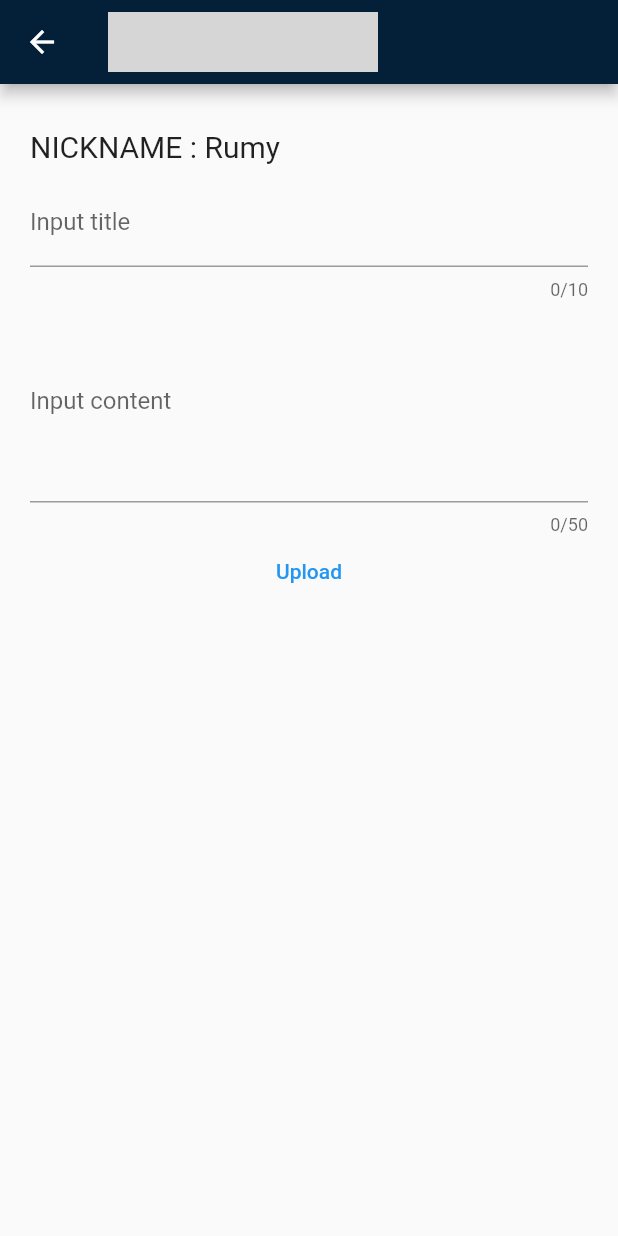
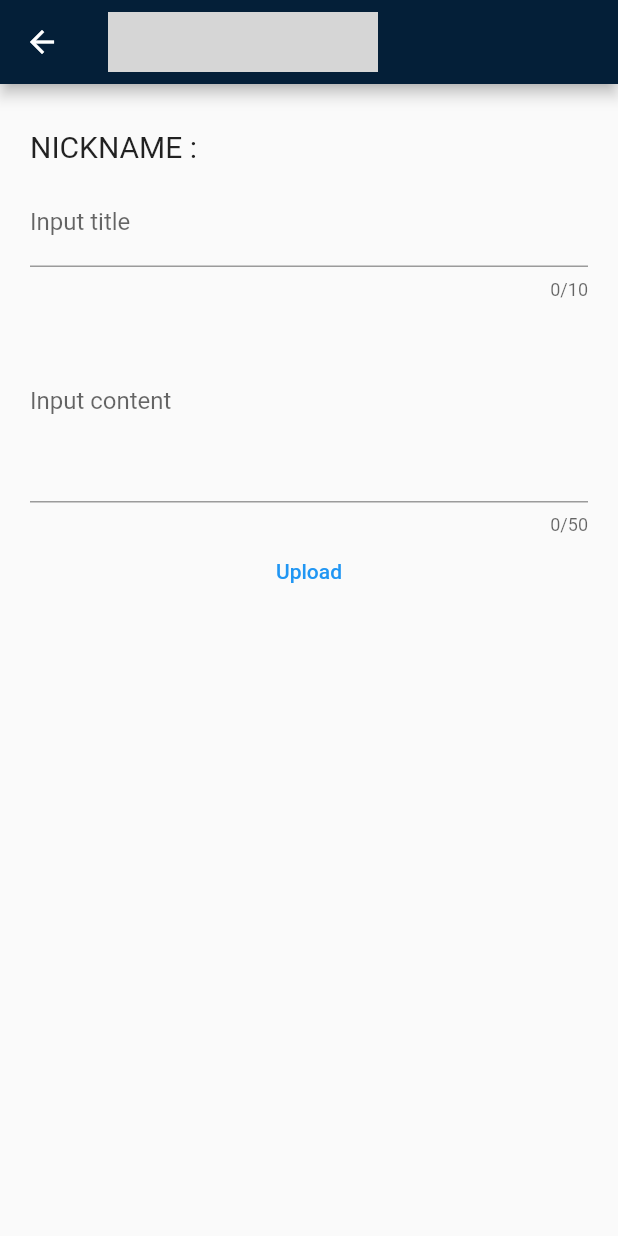
Before and after one commit to leesaereum/sell_car_app, a Flutter app: the Addcommunity screen opened by its route, on a phone screen of 412 x 824 dp. Run offline on Flutter 3.47's test engine with Material 2 defaults, Android fonts, the light colour scheme and no system bars; our stand-ins replace charts_flutter, google_sign_in, webview_flutter; missing offline and left inert: dart:ffi, vertical_card_pager; network calls fail; grey boxes are pictures that could not be loaded.

Commit message:
id빈값으로변경

```diff
--- a/lib/main.dart
+++ b/lib/main.dart
@@ -6,7 +6,6 @@ import 'package:sell_car_app/static.dart';
 import 'package:sell_car_app/tab.dart';
 
 void main() {
-  //WidgetsFlutterBinding.ensureInitialized();
   runApp(const MyApp());
 }
 
--- a/lib/static.dart
+++ b/lib/static.dart
@@ -1,7 +1,7 @@
 class Static {
-  static String id = "rumy";
+  static String id = "";
   static String pw = "";
-  static String nickname = "Rumy";
+  static String nickname = "";
   static String signinday = "";
   static String leaveday = "";
   static String brand = "";
```
Also changed, not shown: 3 other files.
